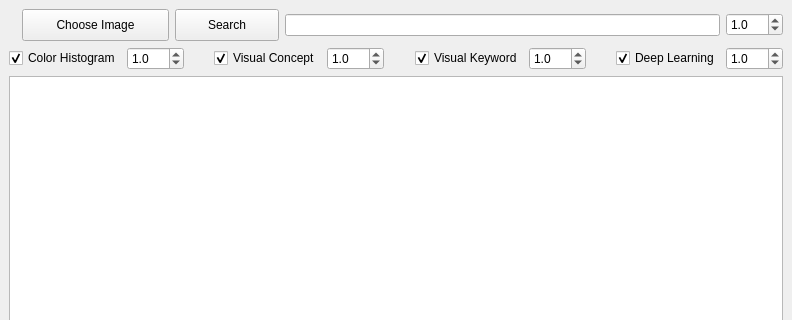
The window that ImageSearchUI.ui (bingoyahoo/cs2108assignment1) describes before a commit, drawn with Qt 5; both pictures show x 0 to 792 and y 0 to 320 of the 792 by 536 pixel window.
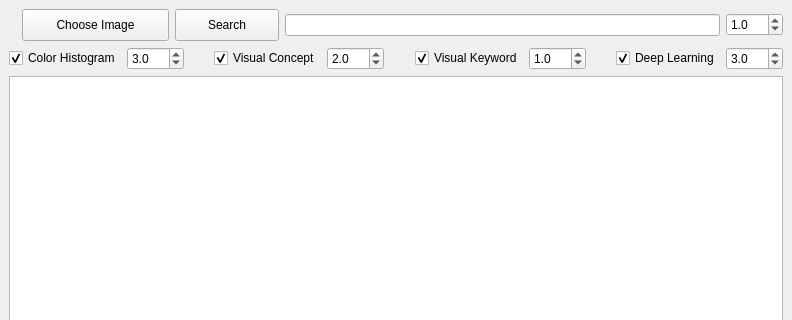
The same window after the commit. Icons and pictures are not drawn.

Commit message: Finalise UI weights to 3 2 1 3 and add some tooltips

The edit to the form file:
```diff
--- a/ImageSearchUI.ui
+++ b/ImageSearchUI.ui
@@ -110,7 +110,7 @@
          <double>0.500000000000000</double>
         </property>
         <property name="value">
-         <double>1.000000000000000</double>
+         <double>3.000000000000000</double>
         </property>
        </widget>
       </item>
@@ -152,7 +152,7 @@
          <double>0.500000000000000</double>
         </property>
         <property name="value">
-         <double>1.000000000000000</double>
+         <double>2.000000000000000</double>
         </property>
        </widget>
       </item>
@@ -233,7 +233,7 @@
          <double>0.500000000000000</double>
         </property>
         <property name="value">
-         <double>1.000000000000000</double>
+         <double>3.000000000000000</double>
         </property>
        </widget>
       </item>
```
Left out of the diff: 4 changed lines with no effect on the pictures. The commit also changes 2 other files.
